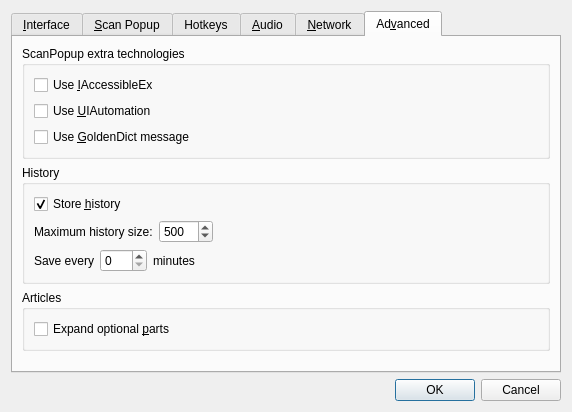
goldendict/goldendict, file preferences.ui: the form before one commit.
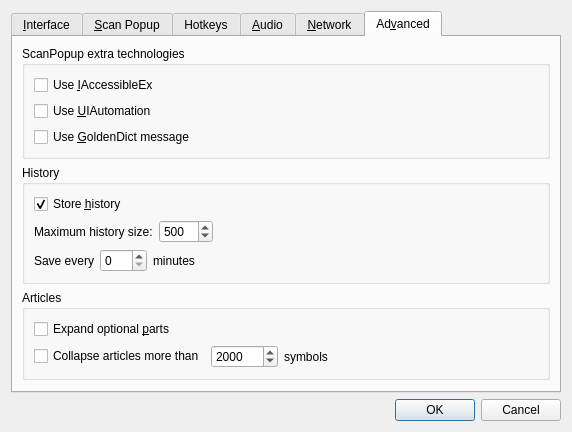
The form after the commit. The open tabs and pages were chosen to show the change. Icons and pictures are not drawn. Custom widgets are drawn as their Qt base class.

Commit message: Allow to collapse/expand articles; auto collapse for big articles (issue #331)

```diff
--- a/preferences.ui
+++ b/preferences.ui
@@ -7,7 +7,7 @@
     <x>0</x>
     <y>0</y>
     <width>572</width>
-    <height>394</height>
+    <height>403</height>
    </rect>
   </property>
   <property name="windowTitle">
@@ -1231,6 +1231,56 @@
             </property>
            </widget>
           </item>
+          <item>
+           <layout class="QHBoxLayout" name="horizontalLayout_11">
+            <item>
+             <widget class="QCheckBox" name="collapseBigArticles">
+              <property name="toolTip">
+               <string>Select this option to automatic collapse big articles</string>
+              </property>
+              <property name="text">
+               <string>Collapse articles more than</string>
+              </property>
+             </widget>
+            </item>
+            <item>
+             <widget class="QSpinBox" name="articleSizeLimit">
+              <property name="toolTip">
+               <string>Artiles longer than this size will be collapsed</string>
+              </property>
+              <property name="maximum">
+               <number>100000</number>
+              </property>
+              <property name="singleStep">
+               <number>50</number>
+              </property>
+              <property name="value">
+               <number>2000</number>
+              </property>
+             </widget>
+            </item>
+            <item>
+             <widget class="QLabel" name="label_13">
+              <property name="text">
+               <string>symbols</string>
+              </property>
+             </widget>
+            </item>
+            <item>
+             <spacer name="horizontalSpacer_11">
+              <property name="orientation">
+               <enum>Qt::Horizontal</enum>
+              </property>
+              <property name="sizeHint" stdset="0">
+               <size>
+                <width>40</width>
+                <height>20</height>
+               </size>
+              </property>
+             </spacer>
+            </item>
+           </layout>
+          </item>
          </layout>
         </widget>
        </item>
```
The commit also changes 10 other files.
